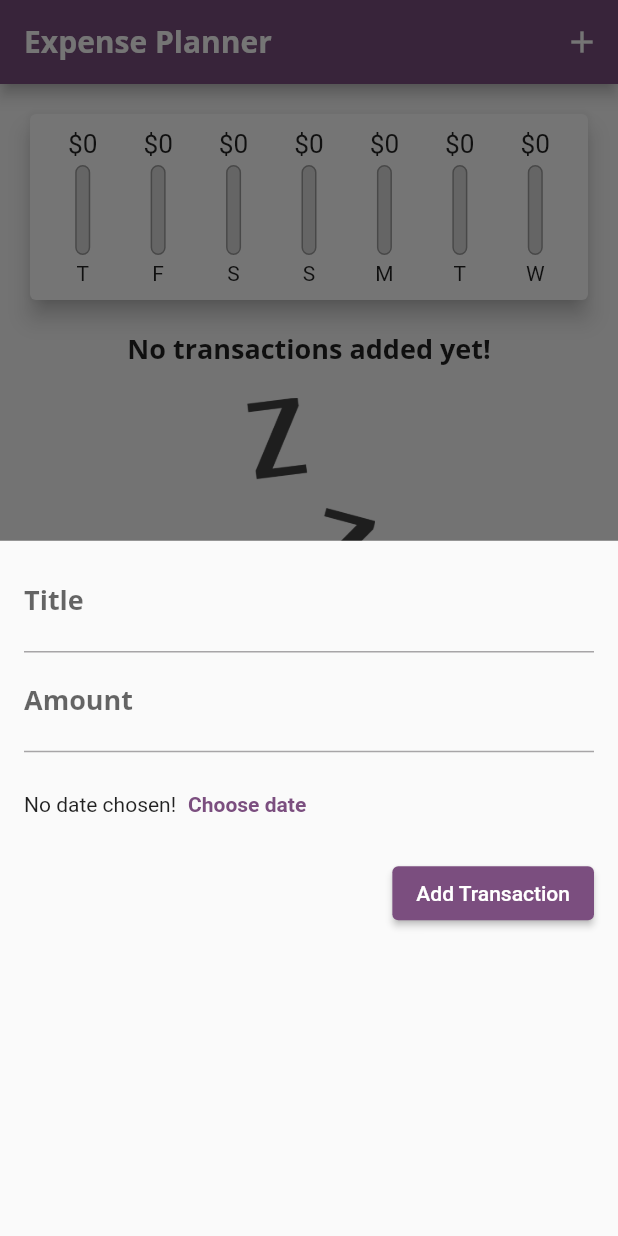
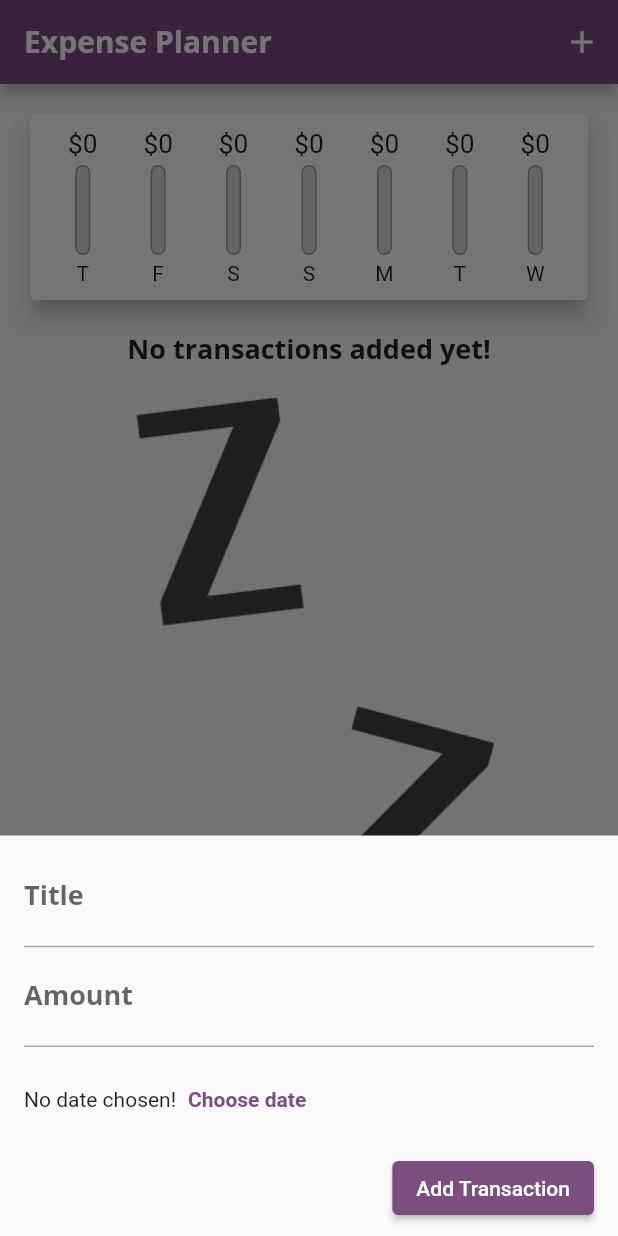
Before and after one commit to iugmali/flutter_expense_planner, a Flutter app: the screen it shows after launch, after a tap on the "add" icon, on a phone screen of 412 x 824 dp. Run offline on Flutter 3.47's test engine with Material 2 defaults, Android fonts, the phone set to English and light mode, and no system bars.

Commit message:
refactor(widgets): update widgets to prevent overflowing and adding const to constant widgets

```diff
--- a/lib/main.dart
+++ b/lib/main.dart
@@ -1,4 +1,5 @@
 import 'package:flutter/material.dart';
+import 'package:flutter/services.dart';
 
 import 'widgets/chart.dart';
 import 'widgets/transaction_form.dart';
@@ -6,6 +7,8 @@ import 'models/transaction.dart';
 import 'widgets/transaction_list.dart';
 
 void main() {
+  WidgetsFlutterBinding.ensureInitialized();
+  SystemChrome.setPreferredOrientations([DeviceOrientation.portraitDown, DeviceOrientation.portraitUp]);
   runApp(const MyApp());
 }
 
@@ -21,8 +24,8 @@ class MyApp extends StatelessWidget {
       theme: ThemeData(
         colorScheme: ColorScheme.fromSeed(seedColor: Colors.purple, secondary: Colors.amber),
         fontFamily: 'Quicksand',
-        textTheme: ThemeData.light().textTheme.copyWith(titleMedium: TextStyle(fontFamily: 'OpenSans', fontWeight: FontWeight.bold, fontSize: 18)),
-        appBarTheme: AppBarTheme(titleTextStyle: TextStyle(fontFamily: 'OpenSans', fontSize: 20, fontWeight: FontWeight.bold))
+        textTheme: ThemeData.light().textTheme.copyWith(titleMedium: const TextStyle(fontFamily: 'OpenSans', fontWeight: FontWeight.bold, fontSize: 18)),
+        appBarTheme: const AppBarTheme(titleTextStyle: TextStyle(fontFamily: 'OpenSans', fontSize: 20, fontWeight: FontWeight.bold))
       ),
       home: const MyHomePage(),
     );
@@ -52,7 +55,7 @@ class _MyHomePageState extends State<MyHomePage> {
 
   List<Transaction> get _recentTransactions {
     return _transactions.where((tx) {
-      return tx.date.isAfter(DateTime.now().subtract(Duration(days: 7)));
+      return tx.date.isAfter(DateTime.now().subtract(const Duration(days: 7)));
     }).toList();
   }
 
--- a/lib/widgets/chart_bar.dart
+++ b/lib/widgets/chart_bar.dart
@@ -12,7 +12,7 @@ class ChartBar extends StatelessWidget {
   Widget build(BuildContext context) {
     return Column(
       children: [
-        Container(
+        SizedBox(
           height: 20,
           child: FittedBox(
               child: Text("\$${spendingAmount.toStringAsFixed(0)}")
@@ -21,7 +21,7 @@ class ChartBar extends StatelessWidget {
         const SizedBox(
           height: 4,
         ),
-        Container(
+        SizedBox(
           height: 60,
           width: 10,
           child: Stack(
@@ -29,7 +29,7 @@ class ChartBar extends StatelessWidget {
               Container(
                   decoration: BoxDecoration(
                       border: Border.all(color: Colors.grey, width: 1),
-                      color: Color.fromRGBO(220, 220, 220, 1),
+                      color: const Color.fromRGBO(220, 220, 220, 1),
                     borderRadius: BorderRadius.circular(10)
                   ),
               ),
--- a/lib/widgets/transaction_form.dart
+++ b/lib/widgets/transaction_form.dart
@@ -2,6 +2,7 @@ import 'package:flutter/material.dart';
 
 class TransactionForm extends StatefulWidget {
   final void Function(String title, double amount, DateTime date) _save;
+
   TransactionForm(this._save, {super.key});
 
   @override
@@ -23,14 +24,17 @@ class _TransactionFormState extends State<TransactionForm> {
   }
 
   void _presentDatePicker() async {
-    DateTime? pickedDate = await showDatePicker(context: context, initialDate: (_selectedDate == null) ? DateTime.now() : _selectedDate!, firstDate: DateTime(2023), lastDate: DateTime.now());
+    DateTime? pickedDate = await showDatePicker(
+        context: context,
+        initialDate: (_selectedDate == null) ? DateTime.now() : _selectedDate!,
+        firstDate: DateTime(2023),
+        lastDate: DateTime.now());
     if (pickedDate == null) {
       return;
     }
     setState(() {
       _selectedDate = pickedDate;
     });
-
   }
 
   @override
@@ -41,22 +45,24 @@ class _TransactionFormState extends State<TransactionForm> {
           "${(_selectedDate!.day < 10) ? '0${_selectedDate!.day}' : _selectedDate!.day}/${(_selectedDate!.month < 10) ? '0${_selectedDate!.month}' : _selectedDate!.month}/${_selectedDate!.year}";
     }
 
-    return Padding(
-      padding: const EdgeInsets.symmetric(vertical: 8.0, horizontal: 16.0),
+    return SingleChildScrollView(
+      child: Padding(
+        padding: EdgeInsets.only(
+            top: 8.0,
+            left: 16.0,
+            right: 16.0,
+            bottom: MediaQuery.of(context).viewInsets.bottom + 8.0
+        ),
         child: Column(
           crossAxisAlignment: CrossAxisAlignment.end,
           children: [
             TextField(
-            decoration: const InputDecoration(
-                labelText: 'Title'
-            ),
+              decoration: const InputDecoration(labelText: 'Title'),
               controller: _titleController,
               onSubmitted: (_) => _submit(),
             ),
             TextField(
-            decoration: const InputDecoration(
-              labelText: 'Amount'
-            ),
+              decoration: const InputDecoration(labelText: 'Amount'),
               keyboardType: TextInputType.number,
               controller: _amountController,
               onSubmitted: (_) => _submit(),
@@ -68,17 +74,21 @@ class _TransactionFormState extends State<TransactionForm> {
                   Text(formattedDate),
                   TextButton(
                       onPressed: _presentDatePicker,
-                    child: const Text('Choose date', style: TextStyle(fontWeight: FontWeight.bold),)
-                )
+                      child: const Text(
+                        'Choose date',
+                        style: TextStyle(fontWeight: FontWeight.bold),
+                      ))
                 ],
               ),
             ),
             ElevatedButton(
-              style: ButtonStyle(backgroundColor: MaterialStatePropertyAll<Color>(Theme.of(context).colorScheme.primary)),
+                style: ButtonStyle(
+                    backgroundColor: MaterialStatePropertyAll<Color>(
+                        Theme.of(context).colorScheme.primary)),
                 onPressed: _submit,
-              child: const Text("Add Transaction")
-          )
+                child: const Text("Add Transaction"))
           ],
+        ),
       ),
     );
   }
--- a/lib/widgets/transaction_list.dart
+++ b/lib/widgets/transaction_list.dart
@@ -5,7 +5,8 @@ class TransactionList extends StatelessWidget {
   final Function(String id) _deleteTransaction;
   final List<Transaction> _transactions;
 
-  const TransactionList(this._transactions, this._deleteTransaction, {super.key});
+  const TransactionList(this._transactions, this._deleteTransaction,
+      {super.key});
 
   @override
   Widget build(BuildContext context) {
@@ -16,10 +17,17 @@ class TransactionList extends StatelessWidget {
                 'No transactions added yet!',
                 style: Theme.of(context).textTheme.titleMedium,
               ),
-              const SizedBox(height: 20,),
-              SizedBox(
-                  height: 200,
-                  child: Image.asset('assets/images/waiting.png', fit: BoxFit.cover,))
+              const SizedBox(
+                height: 20,
+              ),
+              Expanded(
+                child: SizedBox(
+                    height: 200,
+                    child: Image.asset(
+                      'assets/images/waiting.png',
+                      fit: BoxFit.cover,
+                    )),
+              )
             ],
           )
         : ListView.builder(
@@ -29,23 +37,31 @@ class TransactionList extends StatelessWidget {
               String formattedDate =
                   "${(tx.date.day < 10) ? '0${tx.date.day}' : tx.date.day}/${(tx.date.month < 10) ? '0${tx.date.month}' : tx.date.month}/${tx.date.year}";
               return Card(
+                key: Key(tx.id),
                 child: ListTile(
                   leading: CircleAvatar(
                     backgroundColor: Theme.of(context).colorScheme.primary,
                     radius: 30,
                     child: Padding(
                       padding: const EdgeInsets.all(6),
-                        child: FittedBox(
-                          child: Text('\$${tx.amount.toStringAsFixed(2)}'),
-                        ),
+                      child: FittedBox(
+                        child: Text('\$${tx.amount.toStringAsFixed(2)}'),
+                      ),
                     ),
                   ),
                   title: Text(
                     tx.title,
                     style: Theme.of(context).textTheme.titleMedium,
                   ),
-                  subtitle: Text(formattedDate, style: const TextStyle(color: Colors.grey),),
-                  trailing: IconButton(icon: Icon(Icons.delete), color: Theme.of(context).colorScheme.error, onPressed: () => _deleteTransaction(tx.id),),
+                  subtitle: Text(
+                    formattedDate,
+                    style: const TextStyle(color: Colors.grey),
+                  ),
+                  trailing: IconButton(
+                    icon: const Icon(Icons.delete),
+                    color: Theme.of(context).colorScheme.error,
+                    onPressed: () => _deleteTransaction(tx.id),
+                  ),
                 ),
               );
             });
```
Lines whose indentation alone changed are shown as unchanged.
